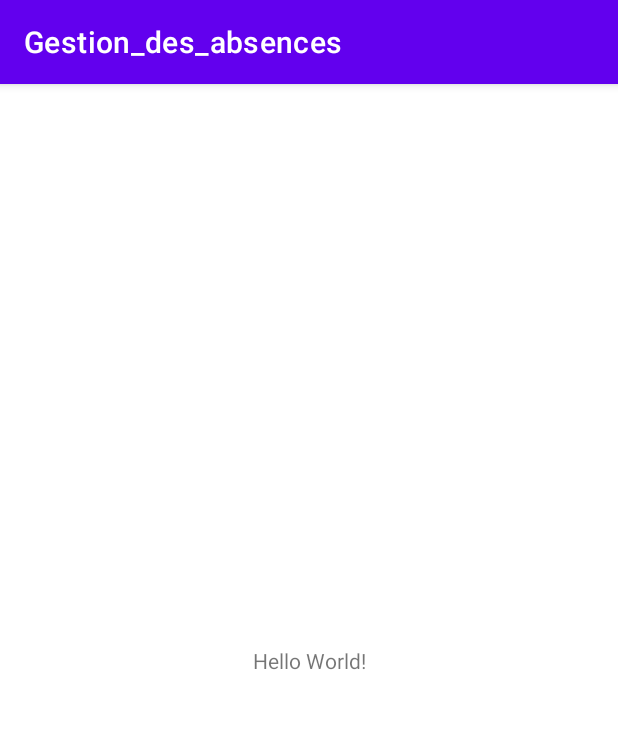
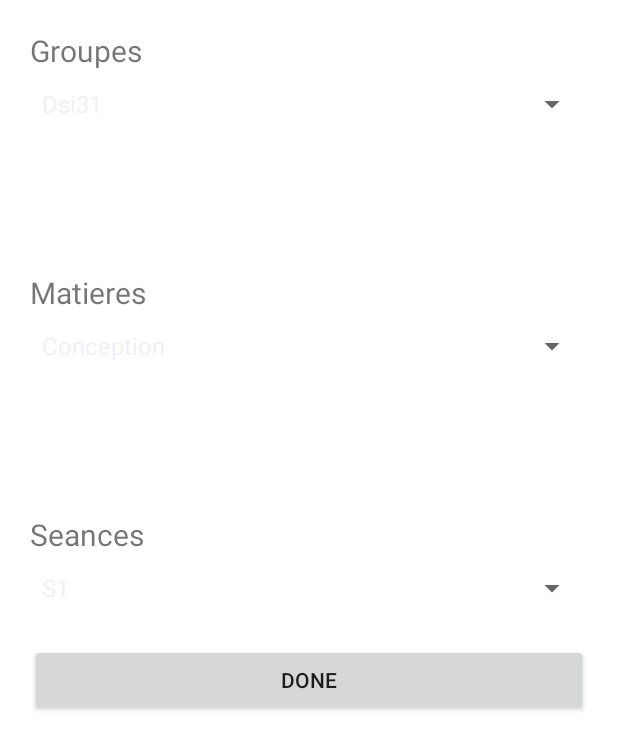
Before and after one commit to mehdidm/Gestion-des-absences, an Android app: the screen it shows after launch (MainActivity), on a phone screen of 412 x 824 dp. Shown: the top 750 px of the screen. Run offline under Robolectric (Android 15) with nearby library versions, the phone set to English and light mode, and no system bars.

Commit message:
first interface

```diff
--- a/app/src/main/java/com/example/gestion_des_absences/MainActivity.java
+++ b/app/src/main/java/com/example/gestion_des_absences/MainActivity.java
@@ -1,14 +1,56 @@
 package com.example.gestion_des_absences;
 
-import androidx.appcompat.app.AppCompatActivity;
 
+
+import android.app.Activity;
 import android.os.Bundle;
+import android.widget.ArrayAdapter;
+import android.widget.Spinner;
 
-public class MainActivity extends AppCompatActivity {
+import java.util.ArrayList;
 
+public class MainActivity extends Activity  {
+
+Spinner groupes , seances ,matieres;
+ArrayList<String> arraylist_Groupes;
+ArrayAdapter<String> arraylist_adapter_groupes,
+    arraylist_adapter_matieres, arraylist_adapter_seances
+       ;
     @Override
     protected void onCreate(Bundle savedInstanceState) {
         super.onCreate(savedInstanceState);
         setContentView(R.layout.activity_main);
+
+        groupes=(Spinner)findViewById(R.id.Groupes);
+
+        arraylist_Groupes = new ArrayList<>();
+        arraylist_Groupes.add("Dsi31");
+        arraylist_Groupes.add("DSi32");
+        arraylist_Groupes.add("Sem31");
+        arraylist_adapter_groupes = new ArrayAdapter<>(getApplicationContext(), android.R.layout.simple_spinner_item,arraylist_Groupes );
+        groupes.setAdapter(arraylist_adapter_groupes);
+
+
+        ArrayList<String> arraylist_Seances;
+        seances=(Spinner)findViewById(R.id.Seances);
+        arraylist_Seances = new ArrayList<>();
+        arraylist_Seances.add("S1");
+        arraylist_Seances.add("S2");
+        arraylist_Seances.add("S3");
+        arraylist_adapter_seances = new ArrayAdapter<>(getApplicationContext(), android.R.layout.simple_spinner_item,arraylist_Seances );
+        seances.setAdapter(arraylist_adapter_seances);
+
+
+
+
+        ArrayList<String> arraylist_Matieres;
+        matieres=(Spinner)findViewById(R.id.Matieres);
+        arraylist_Matieres = new ArrayList<>();
+        arraylist_Matieres.add("Conception");
+        arraylist_Matieres.add("Dev mobile");
+        arraylist_Matieres.add("Dev Web");
+        arraylist_adapter_matieres = new ArrayAdapter<>(getApplicationContext(), android.R.layout.simple_spinner_item,arraylist_Matieres );
+        matieres.setAdapter(arraylist_adapter_matieres);
+
     }
 }
--- a/app/src/main/res/layout/activity_main.xml
+++ b/app/src/main/res/layout/activity_main.xml
@@ -1,18 +1,62 @@
 <?xml version="1.0" encoding="utf-8"?>
-<androidx.constraintlayout.widget.ConstraintLayout xmlns:android="http://schemas.android.com/apk/res/android"
-    xmlns:app="http://schemas.android.com/apk/res-auto"
-    xmlns:tools="http://schemas.android.com/tools"
+
+<LinearLayout xmlns:android="http://schemas.android.com/apk/res/android"
+xmlns:tools="http://schemas.android.com/tools"
+android:id="@+id/RelativeLayout1"
+android:layout_width="match_parent"
+android:layout_height="match_parent"
+android:orientation="vertical"
+tools:context=".MainActivity"
+    android:padding="20dp">
+<TextView
+    android:id="@+id/textG"
+    android:layout_width="wrap_content"
+    android:layout_height="wrap_content"
+    android:text="Groupes"
+    android:textSize="20dp"/>
+<Spinner
+    android:id="@+id/Groupes"
     android:layout_width="match_parent"
-    android:layout_height="match_parent"
-    tools:context=".MainActivity">
+    android:layout_height="wrap_content"
+    android:layout_marginTop="10dp"/>
+
+
+
 
     <TextView
+        android:id="@+id/textM"
         android:layout_width="wrap_content"
         android:layout_height="wrap_content"
-        android:text="Hello World!"
-        app:layout_constraintBottom_toBottomOf="parent"
-        app:layout_constraintLeft_toLeftOf="parent"
-        app:layout_constraintRight_toRightOf="parent"
-        app:layout_constraintTop_toTopOf="parent" />
+        android:text="Matieres "
+        android:textSize="20dp"
+        android:layout_marginTop="100dp"/>
+    <Spinner
+        android:id="@+id/Matieres"
+        android:layout_width="match_parent"
+        android:layout_height="wrap_content"
+        android:layout_marginTop="10dp"/>
 
-</androidx.constraintlayout.widget.ConstraintLayout>
+    <TextView
+        android:id="@+id/textS"
+        android:layout_width="wrap_content"
+        android:layout_height="wrap_content"
+        android:text="Seances "
+        android:textSize="20dp"
+        android:layout_marginTop="100dp"/>
+    <Spinner
+        android:id="@+id/Seances"
+        android:layout_width="match_parent"
+        android:layout_height="wrap_content"
+        android:layout_marginTop="10dp"/>
+
+    <Button
+        android:id="@+id/btnDone"
+        android:layout_width="match_parent"
+        android:layout_height="wrap_content"
+        android:gravity="center"
+        android:text="Done"
+        android:layout_marginTop="25dp"
+        />
+
+
+</LinearLayout>
--- a/app/src/main/res/values/strings.xml
+++ b/app/src/main/res/values/strings.xml
@@ -1,3 +1,4 @@
 <resources>
     <string name="app_name">Gestion_des_absences</string>
+
 </resources>
```
